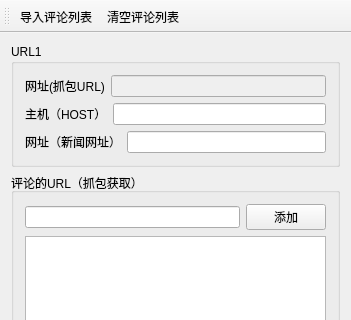
Old version of the form auto_wangyi/auto_smzdm.ui in the repository blacksjt/autobots; both pictures show x 0 to 351 and y 0 to 320 of the 351 by 529 pixel window.
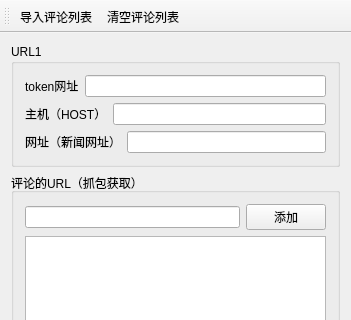
New version of the form.

Patch:
```diff
--- a/auto_wangyi/auto_smzdm.ui
+++ b/auto_wangyi/auto_smzdm.ui
@@ -26,14 +26,14 @@
          <item>
           <widget class="QLabel" name="label">
            <property name="text">
-            <string>网址(抓包URL)</string>
+            <string>token网址</string>
            </property>
           </widget>
          </item>
          <item>
           <widget class="QLineEdit" name="lineEdit_URL1">
            <property name="enabled">
-            <bool>false</bool>
+            <bool>true</bool>
            </property>
           </widget>
          </item>
```
Left out of the diff: 2 changed lines with no effect on the pictures.
